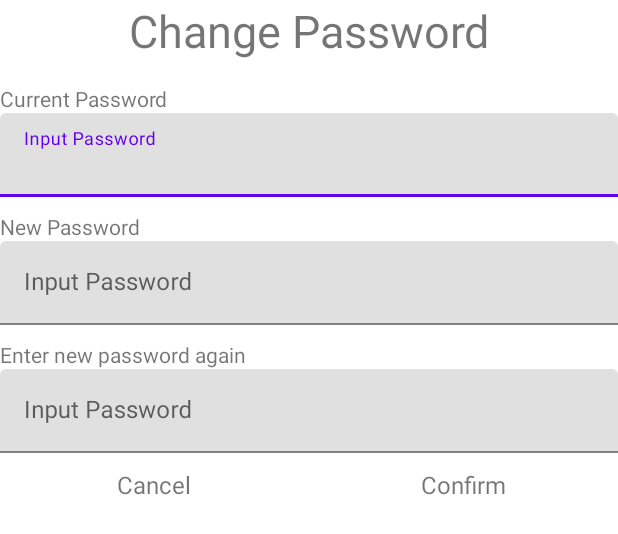
After one commit to KangDroid/MP_HW, an Android app: the layout dialog_edit_password.xml on its own in the app's theme, with its tools: preview values and no code run, on a phone screen of 412 x 824 dp. The commit adds this screen. Shown: the top 534 px of the screen. Run offline under Robolectric (Android 15) with nearby library versions, the phone set to English and light mode, and no system bars.

Commit message:
Add EditpasswordIalog

```diff
--- a/app/src/main/java/com/kangdroid/vocabapplication/data/repository/UserRepository.kt
+++ b/app/src/main/java/com/kangdroid/vocabapplication/data/repository/UserRepository.kt
@@ -55,4 +55,9 @@ class UserRepository @Inject constructor(
         Log.d(logTag, "Removing user with username: ${userDto.userName}")
         userDao.deleteUser(userDto.toUser())
     }
+
+    suspend fun updateUser(userDto: UserDto) {
+        Log.d(logTag, "Changing user with username: ${userDto.userName}")
+        userDao.updateUser(userDto.toUser())
+    }
 }
--- a/app/src/main/java/com/kangdroid/vocabapplication/viewmodel/ProfileViewModel.kt
+++ b/app/src/main/java/com/kangdroid/vocabapplication/viewmodel/ProfileViewModel.kt
@@ -13,7 +13,7 @@ import javax.inject.Inject
 
 @HiltViewModel
 class ProfileViewModel @Inject constructor(
-    private val userRepository: UserRepository
+    val userRepository: UserRepository
 ) : ViewModel() {
     val isRemoveSucceed: MutableLiveData<Boolean> = MutableLiveData()
 
--- /dev/null
+++ b/app/src/main/res/layout/dialog_edit_password.xml
@@ -0,0 +1,97 @@
+<?xml version="1.0" encoding="utf-8"?>
+<RelativeLayout xmlns:android="http://schemas.android.com/apk/res/android"
+    android:layout_width="match_parent"
+    android:layout_height="wrap_content">
+
+    <LinearLayout
+        android:orientation="vertical"
+        android:layout_width="match_parent"
+        android:layout_height="wrap_content">
+
+        <TextView
+            android:id="@+id/titleCredential"
+            android:layout_width="match_parent"
+            android:layout_height="wrap_content"
+            android:layout_marginBottom="15sp"
+            android:text="@string/edit_credentials"
+            android:textAlignment="center"
+            android:textSize="30sp"/>
+
+        <TextView
+            android:layout_width="wrap_content"
+            android:layout_height="wrap_content"
+            android:text="@string/hint_password_current" />
+        <com.google.android.material.textfield.TextInputLayout
+            android:id="@+id/currentPasswordInput"
+            android:layout_width="match_parent"
+            android:layout_height="wrap_content"
+            android:layout_marginBottom="10dp">
+
+            <com.google.android.material.textfield.TextInputEditText
+                android:layout_width="match_parent"
+                android:layout_height="wrap_content"
+                android:hint="@string/hint_password" />
+        </com.google.android.material.textfield.TextInputLayout>
+
+        <TextView
+            android:layout_width="wrap_content"
+            android:layout_height="wrap_content"
+            android:text="@string/input_new_password" />
+        <com.google.android.material.textfield.TextInputLayout
+            android:id="@+id/newPasswordInput"
+            android:layout_width="match_parent"
+            android:layout_height="wrap_content"
+            android:layout_marginBottom="10dp">
+
+            <com.google.android.material.textfield.TextInputEditText
+                android:layout_width="match_parent"
+                android:layout_height="wrap_content"
+                android:hint="@string/hint_password" />
+        </com.google.android.material.textfield.TextInputLayout>
+
+        <TextView
+            android:layout_width="wrap_content"
+            android:layout_height="wrap_content"
+            android:text="@string/input_new_password_check" />
+        <com.google.android.material.textfield.TextInputLayout
+            android:id="@+id/inputNewPasswordCheckInput"
+            android:layout_width="match_parent"
+            android:layout_height="wrap_content">
+
+            <com.google.android.material.textfield.TextInputEditText
+                android:layout_width="match_parent"
+                android:layout_height="wrap_content"
+                android:hint="@string/hint_password" />
+        </com.google.android.material.textfield.TextInputLayout>
+
+        <LinearLayout
+            android:layout_marginTop="10dp"
+            android:layout_marginBottom="10dp"
+            android:layout_width="match_parent"
+            android:layout_height="wrap_content" >
+
+            <TextView
+                android:id="@+id/editNegative"
+                android:layout_width="0dp"
+                android:layout_height="wrap_content"
+                android:layout_weight="1"
+                android:background="?attr/selectableItemBackground"
+                android:textSize="16sp"
+                android:text="@string/button_cancel"
+                android:textAlignment="center" />
+
+            <TextView
+                android:id="@+id/editPositive"
+                android:layout_width="0dp"
+                android:layout_height="wrap_content"
+                android:layout_weight="1"
+                android:background="?attr/selectableItemBackground"
+                android:textSize="16sp"
+                android:text="@string/button_ok"
+                android:textAlignment="center" />
+
+        </LinearLayout>
+
+    </LinearLayout>
+
+</RelativeLayout>
--- a/app/src/main/res/values/strings.xml
+++ b/app/src/main/res/values/strings.xml
@@ -42,4 +42,9 @@
     <!-- Profile -->
     <string name="edit_credentials">Change Password</string>
     <string name="remove_account">Remove Account</string>
+    <string name="hint_password_current">Current Password</string>
+    <string name="input_new_password">New Password</string>
+    <string name="input_new_password_check">Enter new password again</string>
+    <string name="button_ok">Confirm</string>
+    <string name="button_cancel">Cancel</string>
 </resources>
```
Also changed, not shown: app/src/main/java/com/kangdroid/vocabapplication/data/entity/user/UserDao.kt (+4 -4 lines), app/src/main/java/com/kangdroid/vocabapplication/view/EditPasswordDialog.kt (added, +126 -0 lines), app/src/main/java/com/kangdroid/vocabapplication/view/ProfileFragment.kt (+9 -0 lines).
